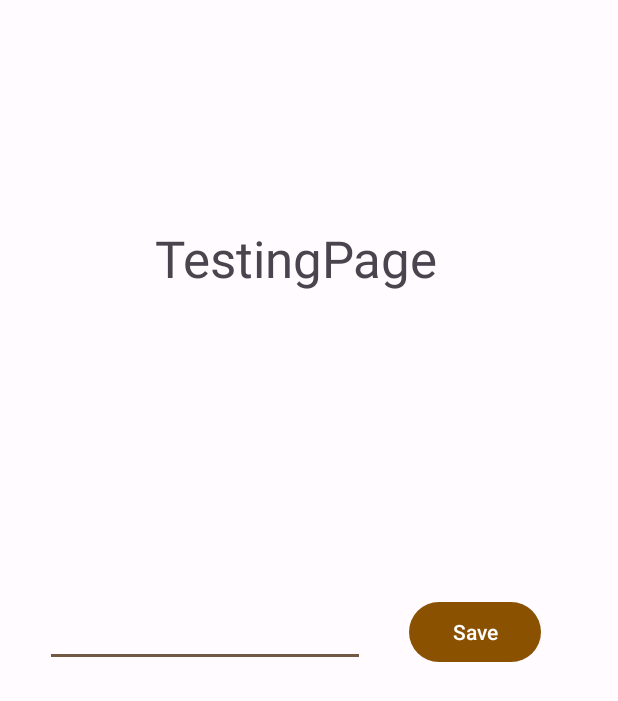
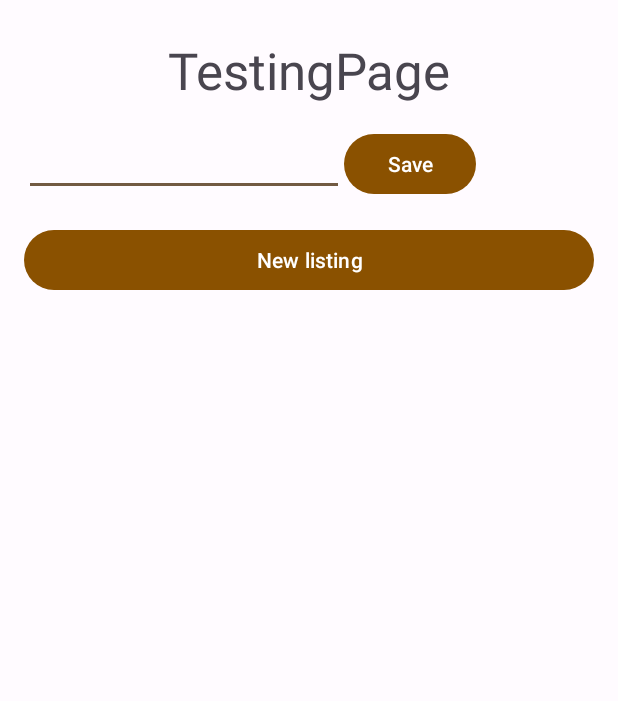
Before and after one commit to Zaroon-Iqbal/Freelancer-App, an Android app: the TestingActivity screen opened directly, with no data from a screen before it, on a phone screen of 412 x 824 dp. Shown: the top 701 px of the screen. Run offline under Robolectric (Android 15) with nearby library versions, the light colour scheme and no system bars; our stand-ins replace Firebase (no records; nobody signed in at launch, a user with empty details on screens opened directly).

Commit message:
Create TabLayout to serve as job listing creation form Reset testing page tap count on successful navigation Add toast to indicate the number of taps completed to activate testing page @TODO: Migrate to ViewPager2 and FragmentStateAdapter

```diff
--- a/app/src/main/AndroidManifest.xml
+++ b/app/src/main/AndroidManifest.xml
@@ -11,6 +11,11 @@
         android:roundIcon="@mipmap/ic_launcher_round"
         android:supportsRtl="true"
         android:theme="@style/AppTheme">
+        <activity
+            android:name=".joblisting.CreateJobListingTabbedActivity"
+            android:exported="false"
+            android:label="@string/title_activity_create_job_listing_tabbed"
+            android:theme="@style/AppTheme.NoActionBar" />
         <activity
             android:name=".TestingActivity"
             android:exported="false" />
--- a/app/src/main/java/com/freelancer/TestingActivity.java
+++ b/app/src/main/java/com/freelancer/TestingActivity.java
@@ -3,12 +3,16 @@ package com.freelancer;
 import androidx.annotation.NonNull;
 import androidx.appcompat.app.AppCompatActivity;
 import com.freelancer.data.model.FirestoreRepository;
+import com.freelancer.joblisting.CreateJobListingTabbedActivity;
+import com.freelancer.ui.login.HomePage;
+import com.freelancer.ui.login.LoginActivity;
 import com.google.android.gms.tasks.OnFailureListener;
 import com.google.android.gms.tasks.OnSuccessListener;
 import com.google.firebase.firestore.DocumentReference;
 import com.google.firebase.firestore.FirebaseFirestore;
 
 
+import android.content.Intent;
 import android.os.Bundle;
 import android.view.View;
 import android.widget.Button;
@@ -23,36 +27,34 @@ This activity was creating mainly for testing database funcitonality
 Contributors: Zaroon Iqbal, Spencer Carlson
  */
 public class TestingActivity extends AppCompatActivity {
-
-    private FirestoreRepository fdb;
+    private FirebaseFirestore firestoreDatabase;
 
     private Button testButton;
-
+    private Button newListing;
     private EditText testData;
 
-    private FirebaseFirestore firestoreDatabase;
-
-    private FirestoreRepository firestoreDatabaseModel;//used to get functions from our Firestore java class
-
     private String data;
-
     private String calDate;
 
     @Override
     protected void onCreate(Bundle savedInstanceState) {
         super.onCreate(savedInstanceState);
         setContentView(R.layout.activity_testing);
-        firestoreDatabaseModel = new FirestoreRepository(getApplication());
         //git test
         firestoreDatabase = FirebaseFirestore.getInstance();
         testData = findViewById(R.id.testData);//get desired inputs from text box
         testButton = findViewById(R.id.testButton);
+        newListing = findViewById(R.id.newListing);
+
         calDate = "01";
 
+        newListing.setOnClickListener(click -> {
+            Intent intent = new Intent(this, CreateJobListingTabbedActivity.class);
+            startActivity(intent);
+        });
+
         //when the save button is clicked
-        testButton.setOnClickListener(new View.OnClickListener() {
-            @Override
-            public void onClick(View view) {
+        testButton.setOnClickListener(view -> {
 
             Map<String, Object> calendar = new HashMap<>();
             data = testData.getText().toString();//turn the edittext data into a string
@@ -75,13 +77,7 @@ public class TestingActivity extends AppCompatActivity {
 
                         }
                     });
-
-
-
          //   fdb.saveAppointment(calDate, data);  // not sure why getting a null object referenc error when trying to use this
-            }
         });
-
-
     }
 }
--- a/app/src/main/res/layout/activity_testing.xml
+++ b/app/src/main/res/layout/activity_testing.xml
@@ -1,53 +1,69 @@
 <?xml version="1.0" encoding="utf-8"?>
-<androidx.constraintlayout.widget.ConstraintLayout xmlns:android="http://schemas.android.com/apk/res/android"
+<androidx.coordinatorlayout.widget.CoordinatorLayout xmlns:android="http://schemas.android.com/apk/res/android"
     xmlns:app="http://schemas.android.com/apk/res-auto"
     xmlns:tools="http://schemas.android.com/tools"
     android:layout_width="match_parent"
     android:layout_height="match_parent"
+    android:layout_margin="16dp"
     tools:context=".TestingActivity">
 
-    <!--This is a testing activity made for testing database functions, by Zaroon Iqbal-->
+
+
+    <LinearLayout
+        android:layout_width="match_parent"
+        android:layout_height="match_parent"
+        android:orientation="vertical"
+        app:layout_constraintTop_toBottomOf="@+id/testView"
+        tools:layout_editor_absoluteX="1dp">
+
         <TextView
             android:id="@+id/testView"
-        android:layout_width="wrap_content"
+            android:layout_width="match_parent"
             android:layout_height="wrap_content"
-        android:layout_marginStart="168dp"
-        android:layout_marginTop="116dp"
-        android:layout_marginEnd="185dp"
-        android:layout_marginBottom="596dp"
             android:text="TestingPage"
-        android:textAppearance="@style/TextAppearance.AppCompat.Display1"
-        app:layout_constraintBottom_toBottomOf="parent"
-        app:layout_constraintEnd_toEndOf="parent"
-        app:layout_constraintStart_toStartOf="parent"
-        app:layout_constraintTop_toTopOf="parent" />
+            android:textAlignment="center"
+            android:layout_marginVertical="8dp"
+            android:textAppearance="@style/TextAppearance.AppCompat.Display1" />
 
-<!-- This button is used to save data to the specified database-->
-    <Button
-        android:id="@+id/testButton"
-        android:layout_width="wrap_content"
+        <LinearLayout
+            android:layout_width="match_parent"
             android:layout_height="wrap_content"
-        android:layout_marginTop="196dp"
-        android:layout_marginEnd="51dp"
-        android:layout_marginBottom="372dp"
-        android:text="Save"
-        app:layout_constraintBottom_toBottomOf="parent"
-        app:layout_constraintEnd_toEndOf="parent"
-        app:layout_constraintTop_toBottomOf="@+id/testView" />
+            android:layout_marginVertical="8dp"
+            android:orientation="horizontal">
 
             <EditText
                 android:id="@+id/testData"
                 android:layout_width="wrap_content"
                 android:layout_height="wrap_content"
-        android:layout_marginStart="31dp"
-        android:layout_marginTop="181dp"
-        android:layout_marginEnd="31dp"
-        android:layout_marginBottom="356dp"
                 android:autofillHints="Test Data"
                 android:ems="10"
-        android:inputType="textPersonName"
-        app:layout_constraintBottom_toBottomOf="parent"
-        app:layout_constraintEnd_toStartOf="@+id/testButton"
-        app:layout_constraintStart_toStartOf="parent"
-        app:layout_constraintTop_toBottomOf="@+id/testView" />
-</androidx.constraintlayout.widget.ConstraintLayout>
+                android:inputType="textPersonName" />
+
+            <Button
+                android:id="@+id/testButton"
+                android:layout_width="wrap_content"
+                android:layout_height="wrap_content"
+                android:text="Save" />
+
+        </LinearLayout>
+
+        <LinearLayout
+            android:layout_marginVertical="8dp"
+
+            android:layout_width="match_parent"
+            android:layout_height="wrap_content">
+
+            <Button
+                android:id="@+id/newListing"
+                android:layout_width="match_parent"
+                android:layout_height="wrap_content"
+                android:text="New listing" />
+
+        </LinearLayout>
+    </LinearLayout>
+    <!--This is a testing activity made for testing database functions, by Zaroon Iqbal-->
+
+    <!-- This button is used to save data to the specified database-->
+
+
+</androidx.coordinatorlayout.widget.CoordinatorLayout>
--- /dev/null
+++ b/app/src/main/res/values-w820dp/dimens.xml
@@ -0,0 +1,6 @@
+<resources>
+    <!-- Example customization of dimensions originally defined in res/values/dimens.xml
+         (such as screen margins) for screens with more than 820dp of available width. This
+         would include 7" and 10" devices in landscape (~960dp and ~1280dp respectively). -->
+    <dimen name="activity_horizontal_margin">64dp</dimen>
+</resources>
--- a/app/src/main/res/values/dimens.xml
+++ b/app/src/main/res/values/dimens.xml
@@ -4,4 +4,6 @@
     <dimen name="activity_vertical_margin">16dp</dimen>
     <dimen name="fab_margin">16dp</dimen>
     <dimen name="text_margin">16dp</dimen>
+    <dimen name="appbar_padding">16dp</dimen>
+    <dimen name="appbar_padding_top">8dp</dimen>
 </resources>
--- a/app/src/main/res/values/strings.xml
+++ b/app/src/main/res/values/strings.xml
@@ -35,4 +35,8 @@
     <!-- TODO: Remove or change this placeholder text -->
     <string name="hello_blank_fragment">Hello blank fragment</string>
     <string name="category_plumbing_electrical"><![CDATA[Category: Plumbing & Electrical]]></string>
+    <string name="title_activity_create_job_listing_tabbed">CreateJobListingTabbedActivity</string>
+    <string name="tab_text_1">Tab 1</string>
+    <string name="tab_text_2">Tab 2</string>
+    <string name="use_this_to_continue_through_the_job_listing_creation_process">Use this to continue through the job listing creation process.</string>
 </resources>
```
Also changed, not shown: app/src/main/java/com/freelancer/joblisting/CreateJobListingTabbedActivity.java (added, +32 -0 lines), app/src/main/java/com/freelancer/joblisting/ui/main/PageViewModel.java (added, +21 -0 lines), app/src/main/java/com/freelancer/joblisting/ui/main/PlaceholderFragment.java (added, +68 -0 lines), app/src/main/java/com/freelancer/joblisting/ui/main/SectionsPagerAdapter.java (added, +48 -0 lines), app/src/main/java/com/freelancer/ui/login/LoginActivity.java (+17 -11 lines), app/src/main/res/layout/activity_create_job_listing_tabbed.xml (added, +37 -0 lines), app/src/main/res/layout/fragment_create_job_listing_tabbed.xml (added, +23 -0 lines). Lines whose indentation alone changed are shown as unchanged.
